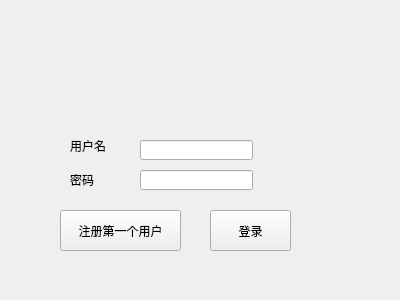
The window that src_client/loginwidget.ui (RebeccaPan/Train_Ticket) describes before a commit, drawn with Qt 5.
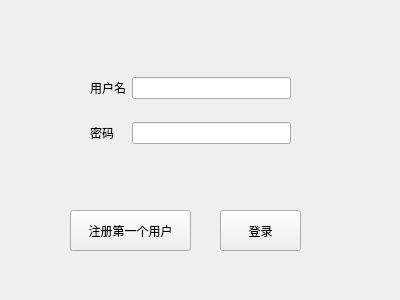
The same window after the commit.

The edit to the form file:
```diff
--- a/src_client/loginwidget.ui
+++ b/src_client/loginwidget.ui
@@ -13,56 +13,10 @@
   <property name="windowTitle">
    <string>登录</string>
   </property>
-  <widget class="QLabel" name="label">
-   <property name="geometry">
-    <rect>
-     <x>70</x>
-     <y>130</y>
-     <width>71</width>
-     <height>31</height>
-    </rect>
-   </property>
-   <property name="text">
-    <string>用户名</string>
-   </property>
-  </widget>
-  <widget class="QLabel" name="label_2">
-   <property name="geometry">
-    <rect>
-     <x>70</x>
-     <y>170</y>
-     <width>61</width>
-     <height>20</height>
-    </rect>
-   </property>
-   <property name="text">
-    <string>密码</string>
-   </property>
-  </widget>
-  <widget class="QLineEdit" name="lineEdit_username">
-   <property name="geometry">
-    <rect>
-     <x>140</x>
-     <y>140</y>
-     <width>113</width>
-     <height>20</height>
-    </rect>
-   </property>
-  </widget>
-  <widget class="QLineEdit" name="lineEdit_password">
-   <property name="geometry">
-    <rect>
-     <x>140</x>
-     <y>170</y>
-     <width>113</width>
-     <height>20</height>
-    </rect>
-   </property>
-  </widget>
   <widget class="QPushButton" name="pushButton">
    <property name="geometry">
     <rect>
-     <x>60</x>
+     <x>70</x>
      <y>210</y>
      <width>121</width>
      <height>41</height>
@@ -75,7 +29,7 @@
   <widget class="QPushButton" name="pushButton_2">
    <property name="geometry">
     <rect>
-     <x>210</x>
+     <x>220</x>
      <y>210</y>
      <width>81</width>
      <height>41</height>
@@ -85,6 +39,38 @@
     <string>登录</string>
    </property>
   </widget>
+  <widget class="QWidget" name="gridLayoutWidget">
+   <property name="geometry">
+    <rect>
+     <x>90</x>
+     <y>60</y>
+     <width>201</width>
+     <height>101</height>
+    </rect>
+   </property>
+   <layout class="QGridLayout" name="gridLayout_2">
+    <item row="0" column="0">
+     <widget class="QLabel" name="label">
+      <property name="text">
+       <string>用户名</string>
+      </property>
+     </widget>
+    </item>
+    <item row="1" column="0">
+     <widget class="QLabel" name="label_2">
+      <property name="text">
+       <string>密码</string>
+      </property>
+     </widget>
+    </item>
+    <item row="0" column="1">
+     <widget class="QLineEdit" name="lineEdit_username"/>
+    </item>
+    <item row="1" column="1">
+     <widget class="QLineEdit" name="lineEdit_password"/>
+    </item>
+   </layout>
+  </widget>
  </widget>
  <resources/>
  <connections/>
```
